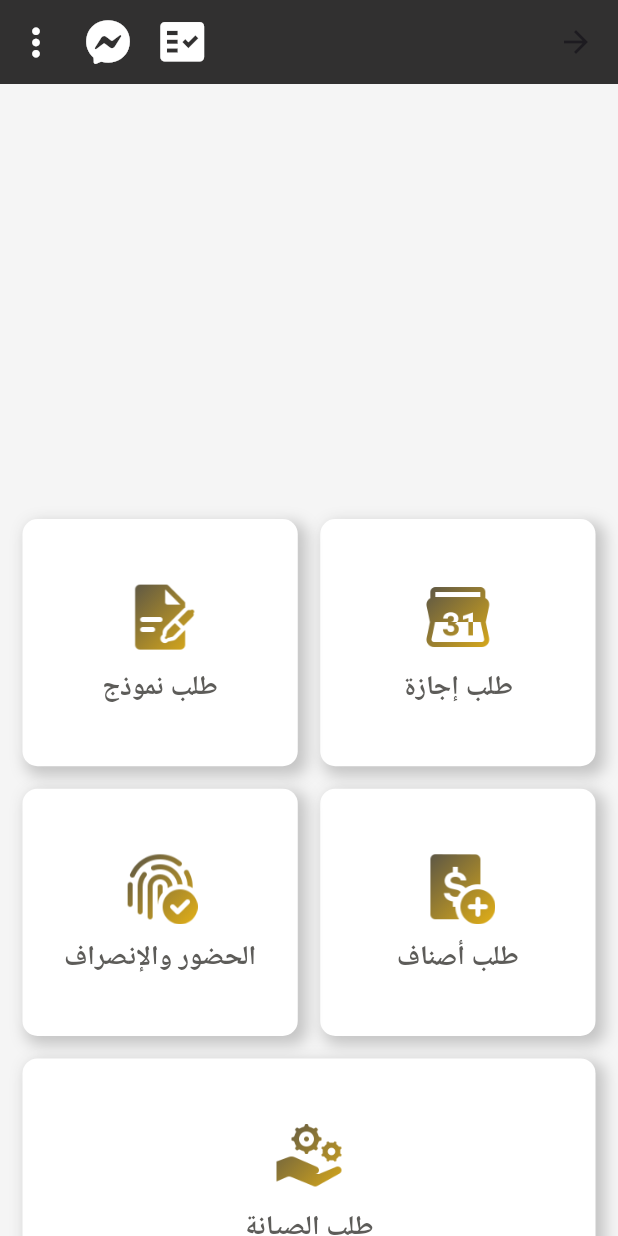
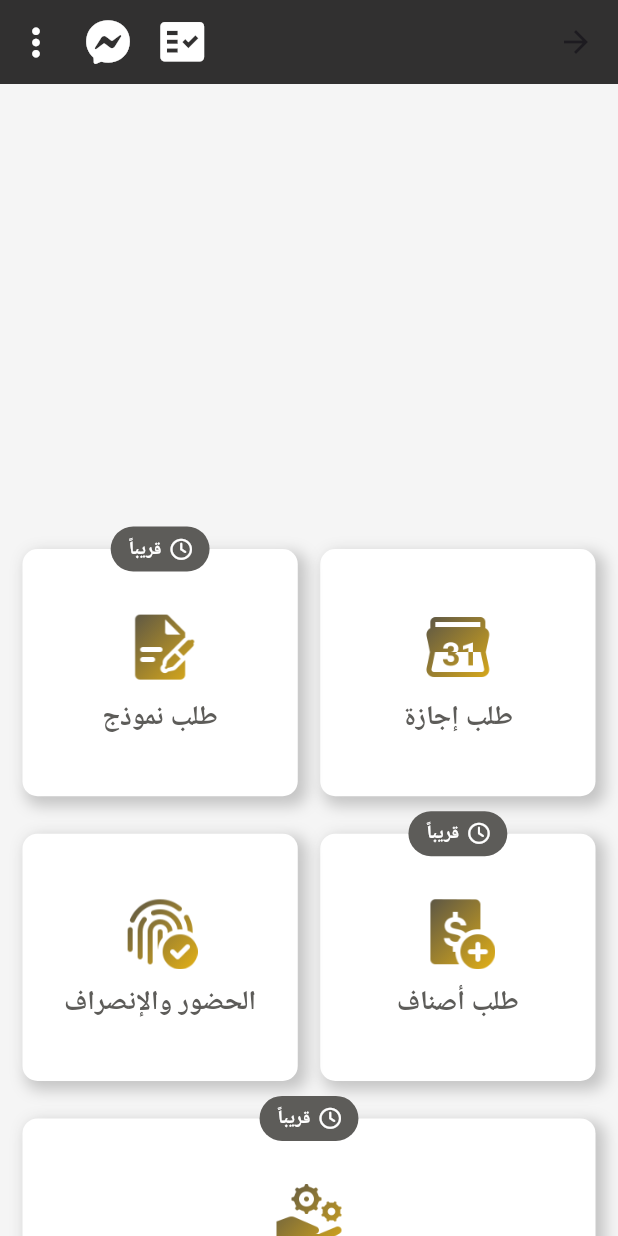
Before and after one commit to Ekram20/qacc_application, a Flutter app: the HomePage screen opened directly, on a phone screen of 412 x 824 dp. Run offline on Flutter 3.47's test engine with Material 3 defaults, Android fonts, the phone set to English and light mode, and no system bars; drawn by our look-alikes of smooth_page_indicator; our stand-ins replace animate_do, auto_route, file_picker, firebase_auth, firebase_core, firebase_messaging and 4 more; missing offline and left inert: syncfusion_flutter_pdfviewer; accounts and stored records are empty; network calls fail; Roboto replaces fonts that are missing (Cairo).

Commit message:
Change in 8 files
التعديلات :
1- تحديد حالة الرسالة (مقروءة - غير مقروءة).
2- إجازة لمرة واحدة (زواج - حج - وفاة).
3- تفعيل وإلغاء تفعيل إجازة الإمتحانات.
4- أنيميشن للكروت (قريبًا - ترقبوا) - (جديد - اكتشف)

```diff
--- a/lib/views/archives_admin_screen.dart
+++ b/lib/views/archives_admin_screen.dart
@@ -83,7 +83,7 @@ class _ArchivesAdminScreenState extends State<ArchivesAdminScreen> {
                     padding: EdgeInsets.only(top: 10.0),
                     itemCount: _messages.length,
                     itemBuilder: (context, index) {
-                      return MessageBubble(message: _messages[index],sender: 'بريد المدير العام',);
+                      return MessageBubble(message: _messages[index],sender: 'بريد المدير العام',updateApiPath: 'update_message_admin_status.php',);
                     },
                   ),
       ),
--- a/lib/views/archives_screen.dart
+++ b/lib/views/archives_screen.dart
@@ -83,7 +83,7 @@ class _ArchivesScreenState extends State<ArchivesScreen> {
                     padding: EdgeInsets.only(top: 10.0),
                     itemCount: _messages.length,
                     itemBuilder: (context, index) {
-                      return MessageBubble(message: _messages[index], sender: 'المحفوظات',);
+                      return MessageBubble(message: _messages[index], sender: 'المحفوظات', updateApiPath: 'update_message_status.php',);
                     },
                   ),
       ),
--- a/lib/views/home_page.dart
+++ b/lib/views/home_page.dart
@@ -1,3 +1,4 @@
+
 import 'dart:convert';
 import 'package:http/http.dart' as http;
 import 'dart:async'; // لاستخدام Timer
@@ -12,6 +13,7 @@ import 'package:provider/provider.dart';
 import 'package:qacc_application/models/app_colors.dart';
 import 'package:qacc_application/providers/employee_provider.dart';
 import 'package:qacc_application/router/app_router.gr.dart';
+import 'package:qacc_application/widgets/animated_text.dart';
 import 'package:qacc_application/widgets/image_text_card.dart';
 import 'package:smooth_page_indicator/smooth_page_indicator.dart';
 
@@ -212,7 +214,7 @@ class _HomePageState extends State<HomePage> {
               ),
 
               //Divider(),
-              Gap(15.0),
+              Gap(20.0),
               // إضافة النقاط لتوضيح عدد الإعلانات
               SmoothPageIndicator(
                 controller: _pageController,
@@ -225,6 +227,8 @@ class _HomePageState extends State<HomePage> {
                 ),
               ),
               // هنا سيتم استخدام Widget آخر مثل ImageTextCard
+              Gap(15.0),
+
               Padding(
                 padding: const EdgeInsets.all(15.0),
                 child: FadeInUp(
@@ -248,27 +252,52 @@ class _HomePageState extends State<HomePage> {
                           Expanded(
                             child: InkWell(
                               onTap: () {
-                                AutoRouter.of(context)
-                                    .push(FormSelectionRoute());
+                                //   AutoRouter.of(context)
+                                //  .push(FormSelectionRoute());
                               },
-                              child: ImageTextCard(
-                                  image: 'assets/images/Signing_A_Document.png',
-                                  mainText: 'طلب نموذج'),
+                              child: Stack(
+                                clipBehavior: Clip.none,
+                                alignment: Alignment.topCenter,
+                                children: [
+                                  ImageTextCard(
+                                      image:
+                                          'assets/images/Signing_A_Document.png',
+                                      mainText: 'طلب نموذج'),
+                                  Positioned(
+                                      top: -15,
+                                      child: AnimatedText(
+                                        texts: ['قريباً', 'ترقبوا'],
+                                        startIndex: 0,
+                                      )),
+                                ],
+                              ),
                             ),
                           ),
                         ],
                       ),
-                      Gap(15.0),
+                      Gap(25.0),
                       Row(
                         children: [
                           Expanded(
                             child: InkWell(
                               onTap: () {
-                                AutoRouter.of(context).push(ItemsOrderRoute());
+                                // AutoRouter.of(context).push(ItemsOrderRoute());
                               },
-                              child: ImageTextCard(
-                                  image: 'assets/images/Create_Order.png',
-                                  mainText: 'طلب أصناف'),
+                              child: Stack(
+                                clipBehavior: Clip.none,
+                                alignment: Alignment.topCenter,
+                                children: [
+                                  ImageTextCard(
+                                      image: 'assets/images/Create_Order.png',
+                                      mainText: 'طلب أصناف'),
+                                  Positioned(
+                                      top: -15,
+                                      child: AnimatedText(
+                                        texts: ['قريباً', 'ترقبوا'],
+                                        startIndex: 0,
+                                      )),
+                                ],
+                              ),
                             ),
                           ),
                           Gap(15.0),
@@ -286,18 +315,30 @@ class _HomePageState extends State<HomePage> {
                           ),
                         ],
                       ),
-                      Gap(15.0),
+                      Gap(25.0),
                       Row(
                         children: [
                           Expanded(
                             child: InkWell(
                               onTap: () {
-                                AutoRouter.of(context)
-                                    .push(MaintenanceRequestType());
+                                // AutoRouter.of(context)
+                                // .push(MaintenanceRequestType());
                               },
-                              child: ImageTextCard(
-                                  image: 'assets/images/Service.png',
-                                  mainText: 'طلب الصيانة'),
+                              child: Stack(
+                                clipBehavior: Clip.none,
+                                alignment: Alignment.topCenter,
+                                children: [
+                                  ImageTextCard(
+                                      image: 'assets/images/Service.png',
+                                      mainText: 'طلب الصيانة'),
+                                  Positioned(
+                                      top: -15,
+                                      child: AnimatedText(
+                                        texts: ['قريباً', 'ترقبوا'],
+                                        startIndex: 0,
+                                      )),
+                                ],
+                              ),
                             ),
                           ),
                         ],
--- /dev/null
+++ b/lib/widgets/animated_text.dart
@@ -0,0 +1,113 @@
+import 'dart:async';
+import 'package:flutter/material.dart';
+import 'package:font_awesome_flutter/font_awesome_flutter.dart';
+import 'package:qacc_application/models/app_colors.dart';
+
+class AnimatedText extends StatefulWidget {
+  final List<String> texts;
+  final int startIndex;
+
+  const AnimatedText({Key? key, required this.texts, this.startIndex = 0,})
+      : super(key: key);
+
+  @override
+  State<AnimatedText> createState() => _AnimatedTextState();
+}
+
+class _AnimatedTextState extends State<AnimatedText> {
+  late int index;
+  late Timer _timer;
+
+  @override
+  void initState() {
+    super.initState();
+    index = widget.startIndex;
+
+    _timer = Timer.periodic(Duration(seconds: 2), (timer) {
+      setState(() {
+        index = (index + 1) % widget.texts.length;
+      });
+    });
+  }
+
+  @override
+  void dispose() {
+    _timer.cancel();
+    super.dispose();
+  }
+
+  IconData getIconForText(String text) {
+    switch (text) {
+      case 'جديد':
+        return FontAwesomeIcons.star;
+      case 'اكتشف':
+        return FontAwesomeIcons.search;
+      case 'ترقبوا':
+        return FontAwesomeIcons.hourglassHalf;
+      case 'قريباً':
+        return FontAwesomeIcons.clock;
+      default:
+        return Icons.access_time_filled;
+    }
+  }
+
+  Color getBackgroundColorForText(String text) {
+    switch (text) {
+      case 'جديد':
+        return Colors.green;
+      case 'اكتشف':
+        return AppColors.primaryColor;
+      case 'ترقبوا':
+        return AppColors.primaryColor;
+      case 'قريباً':
+        return AppColors.secondaryColor.shade500;
+      default:
+        return Colors.grey;
+    }
+  }
+
+  @override
+  Widget build(BuildContext context) {
+    return AnimatedSwitcher(
+      duration: Duration(milliseconds: 800),
+      switchInCurve: Curves.easeOutBack,
+      switchOutCurve: Curves.easeIn,
+      transitionBuilder: (child, animation) {
+        return ScaleTransition(
+          scale: animation,
+          child: FadeTransition(
+            opacity: animation,
+            child: child,
+          ),
+        );
+      },
+      child: Container(
+        key: ValueKey(index),
+        padding: EdgeInsets.symmetric(horizontal: 12, vertical: 6),
+        decoration: BoxDecoration(
+          color: getBackgroundColorForText(widget.texts[index]),
+          borderRadius: BorderRadius.circular(20),
+        ),
+        child: Row(
+          mainAxisSize: MainAxisSize.min,
+          children: [
+            Icon(
+              getIconForText(widget.texts[index]),
+              color: Colors.white,
+              size: 14,
+            ),
+            SizedBox(width: 6),
+            Text(
+              widget.texts[index],
+              style: TextStyle(
+                color: Colors.white,
+                fontSize: 12.5,
+                fontWeight: FontWeight.bold,
+              ),
+            ),
+          ],
+        ),
+      ),
+    );
+  }
+}
--- a/lib/widgets/image_text_card.dart
+++ b/lib/widgets/image_text_card.dart
@@ -12,6 +12,7 @@ class ImageTextCard extends StatelessWidget {
   Widget build(BuildContext context) {
     return Container(
       height: MediaQuery.of(context).size.height / 5,
+      width: double.infinity,
       decoration: BoxDecoration(
         color: AppColors.white,
         borderRadius: BorderRadius.circular(10),
```
Also changed, not shown: lib/views/leave_type_selection_page.dart (+81 -46 lines), lib/widgets/message_bubble.dart (+19 -6 lines).
